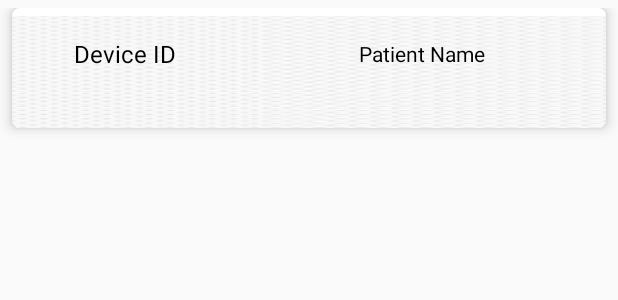
After one commit to Ashalu/Testing, an Android app: the layout descriptionitem.xml on its own in the app's theme, with its tools: preview values and no code run, on a phone screen of 412 x 824 dp. The commit adds this screen. Shown: the top 300 px of the screen. Run offline under Robolectric (Android 15) with nearby library versions, the phone set to English and light mode, and no system bars.

Commit message:
Second Day

```diff
--- a/app/src/main/res/drawable/default_shadow.xml
+++ b/app/src/main/res/drawable/default_shadow.xml
@@ -2,9 +2,9 @@
 <shape xmlns:android="http://schemas.android.com/apk/res/android"
     android:shape="rectangle">
 
-    <gradient android:startColor="#994B0082"
-        android:centerColor="#99C71585"
-        android:endColor="#99ffffff"
+    <gradient android:startColor="#99C0C0C0"
+        android:centerColor="#99C0C0C0"
+        android:endColor="#99D3D3D3"
         android:angle="-180"/>
 
 </shape>
--- a/app/src/main/res/layout/activity_description.xml
+++ b/app/src/main/res/layout/activity_description.xml
@@ -12,6 +12,7 @@
     <ImageView
         android:layout_width="match_parent"
         android:id="@+id/imageView"
+        android:scaleType="fitXY"
         android:layout_below="@+id/toolbar"
         android:layout_height="180dp" />
 
--- /dev/null
+++ b/app/src/main/res/layout/descriptionitem.xml
@@ -0,0 +1,56 @@
+<?xml version="1.0" encoding="utf-8"?>
+<RelativeLayout xmlns:android="http://schemas.android.com/apk/res/android"
+    android:layout_width="match_parent"
+    android:layout_marginTop="5dp"
+    android:layout_marginBottom="10dp"
+    android:layout_height="120dp"
+    xmlns:app="http://schemas.android.com/apk/res-auto">
+    <android.support.v7.widget.CardView
+        app:cardCornerRadius="5dp"
+        app:cardElevation="5dp"
+        android:layout_width="match_parent"
+        android:layout_height="80dp"
+        android:layout_marginLeft="8dp"
+        android:layout_marginRight="8dp"
+        android:layout_alignParentTop="true"
+        android:layout_centerHorizontal="true">
+
+        <RelativeLayout
+            android:layout_width="match_parent"
+            android:layout_height="80dp"
+            android:layout_marginTop="5dp"
+            android:background="@drawable/patternimage"
+            android:layout_marginBottom="15dp">
+
+            <TextView
+                android:id="@+id/heading"
+                android:layout_width="150dp"
+                android:layout_height="50dp"
+                android:text="Device ID"
+                android:gravity="center"
+                android:textSize="16dp"
+                android:textColor="#000"
+                android:src="@drawable/splash1" />
+
+
+            <TextView
+                android:id="@+id/response"
+                android:layout_width="match_parent"
+                android:layout_height="50dp"
+                android:layout_toEndOf="@+id/heading"
+                android:gravity="center"
+                android:text="Patient Name"
+                android:textColor="#000"
+                android:textSize="14dp" />
+
+
+        </RelativeLayout>
+
+
+    </android.support.v7.widget.CardView>
+
+
+
+
+
+</RelativeLayout>
```
Also changed, not shown: app/src/main/AndroidManifest.xml (+28 -1 lines), app/src/main/java/com/cpu_z/Adapter/DeviceAdapter.java (added, +68 -0 lines), app/src/main/java/com/cpu_z/Description.java (+71 -3 lines), app/src/main/java/com/cpu_z/Utils/BaseData.java (added, +22 -0 lines), app/src/main/res/values/strings.xml (+18 -0 lines), app/src/main/res/drawable/patternimage.jpg (added), 1 other file.
